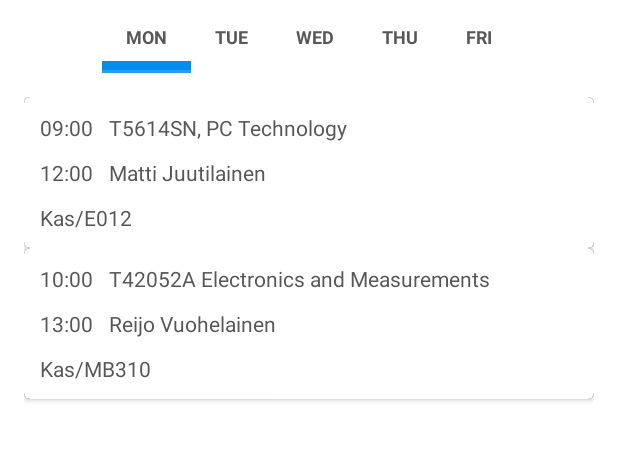
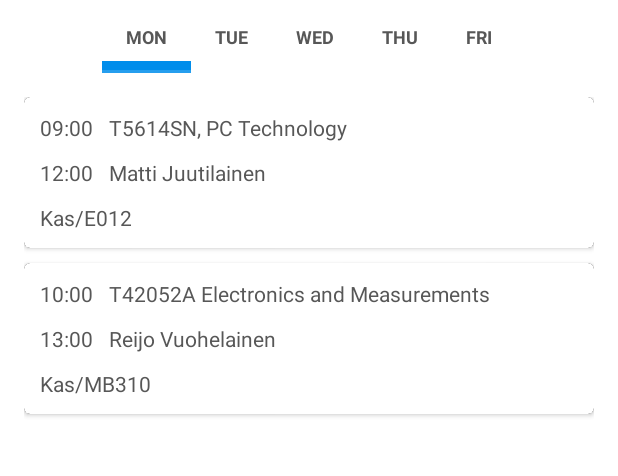
Before and after one commit to ShikaSD/schedule-android, an Android app: the screen it shows after launch (MainActivity), on a phone screen of 412 x 824 dp, the part 84-560 px from its top. Run offline under Robolectric (Android 15) with nearby library versions, the phone set to English and light mode, and no system bars.

```diff
--- a/MAMKSchedule/src/main/res/layout/fragment_schedule_card.xml
+++ b/MAMKSchedule/src/main/res/layout/fragment_schedule_card.xml
@@ -5,7 +5,8 @@
 		android:layout_width = "match_parent"
 		android:layout_height = "wrap_content"
 		android:id="@+id/card"
-		card_view:cardCornerRadius="4dp">
+		card_view:cardCornerRadius="4dp"
+		android:layout_marginBottom="10dp">
 
 		<RelativeLayout
 			android:layout_width = "match_parent"
```
